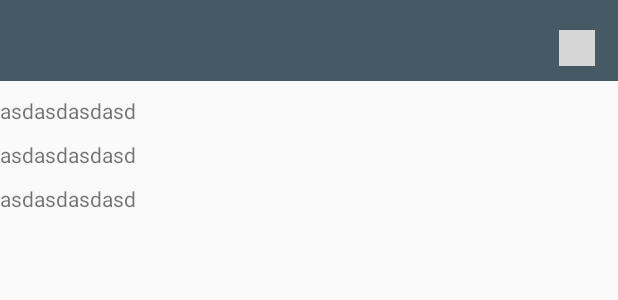
After one commit to devedelie/REM_P8, an Android app: the layout bottom_sheet_add_property.xml on its own in the app's theme, with its tools: preview values and no code run, on a phone screen of 412 x 824 dp. The commit adds this screen. Shown: the top 300 px of the screen. Run offline under Robolectric (Android 15) with nearby library versions, the phone set to English and light mode, and no system bars; grey boxes are pictures that could not be loaded.

Commit message:
- Added bottomSheet fragment in order to manage property adding to the app

```diff
--- /dev/null
+++ b/app/src/main/res/layout/bottom_sheet_add_property.xml
@@ -0,0 +1,70 @@
+<androidx.coordinatorlayout.widget.CoordinatorLayout
+    android:id="@+id/add_property_bottom_sheet"
+    xmlns:android="http://schemas.android.com/apk/res/android"
+    xmlns:tools="http://schemas.android.com/tools"
+    xmlns:app="http://schemas.android.com/apk/res-auto"
+    android:layout_width="match_parent"
+    android:layout_height="match_parent"
+    android:orientation="vertical"
+    tools:context="com.openclassrooms.realestatemanager.controllers.activities.MainActivity"
+    app:layout_behavior="android.support.design.widget.BottomSheetBehavior">
+
+    <LinearLayout
+        android:layout_width="match_parent"
+        android:layout_height="match_parent"
+        android:orientation="vertical">
+
+        <!-- Top Bar -->
+        <LinearLayout
+            android:id="@+id/top_bar_layout"
+            android:layout_width="match_parent"
+            android:layout_height="wrap_content"
+            android:orientation="vertical"
+            android:background="@color/colorPrimaryDark">
+            <View
+                android:id="@+id/top_bar"
+                android:layout_width="match_parent"
+                android:layout_height="20dp" />
+
+            <ImageView
+                android:id="@+id/x_button"
+                android:layout_marginBottom="10dp"
+                android:layout_marginEnd="15dp"
+                android:layout_gravity="end"
+                android:layout_width="24dp"
+                android:layout_height="24dp"
+                android:tint="@color/quantum_white_100"
+                android:src="@drawable/ic_close_black_48dp"/>
+        </LinearLayout>
+
+
+        <LinearLayout
+            android:layout_width="match_parent"
+            android:layout_height="wrap_content"
+            android:orientation="vertical">
+            <TextView
+                android:id="@+id/text1"
+                android:layout_width="wrap_content"
+                android:layout_height="wrap_content"
+                android:layout_marginTop="10dp"
+                android:text="asdasdasdasd"/>
+
+            <TextView
+                android:layout_width="wrap_content"
+                android:layout_height="wrap_content"
+                android:layout_marginTop="10dp"
+                android:text="asdasdasdasd"/>
+            <TextView
+                android:id="@+id/test_bottom_sheet"
+                android:layout_width="wrap_content"
+                android:layout_height="wrap_content"
+                android:layout_marginTop="10dp"
+                android:text="asdasdasdasd"/>
+
+        </LinearLayout>
+
+
+
+    </LinearLayout>
+
+</androidx.coordinatorlayout.widget.CoordinatorLayout>
```
Also changed, not shown: app/src/main/java/com/openclassrooms/realestatemanager/controllers/activities/MainActivity.java (+30 -1 lines), app/src/main/java/com/openclassrooms/realestatemanager/controllers/fragments/AddPropertyBottomSheet.java (added, +149 -0 lines).
